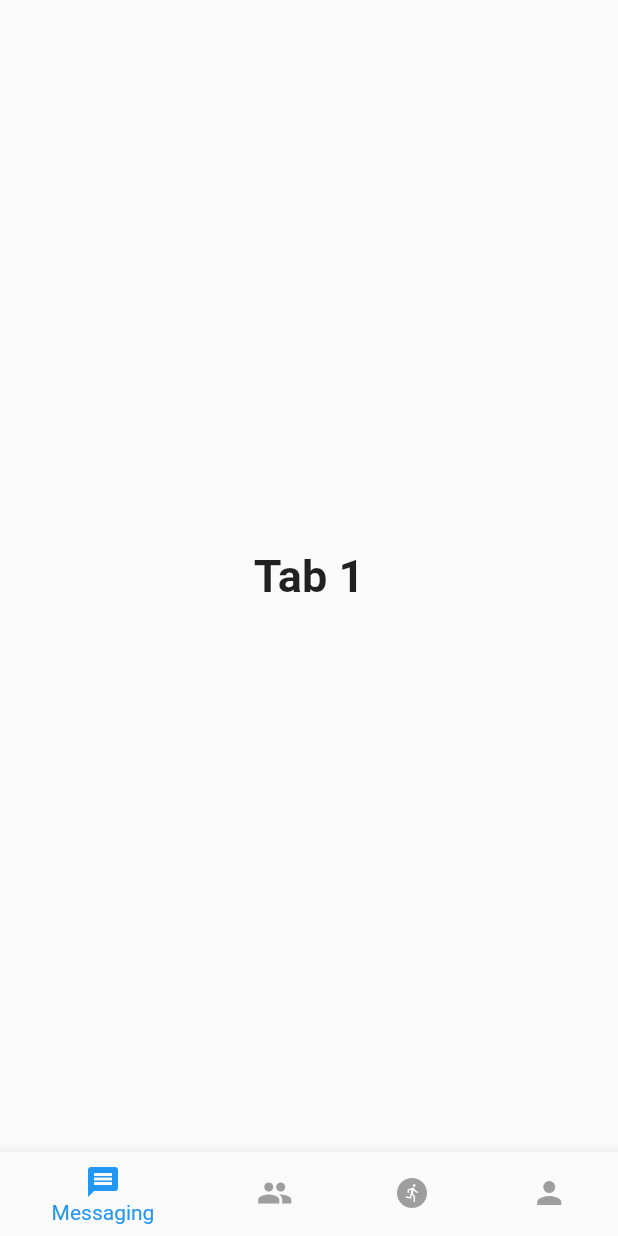
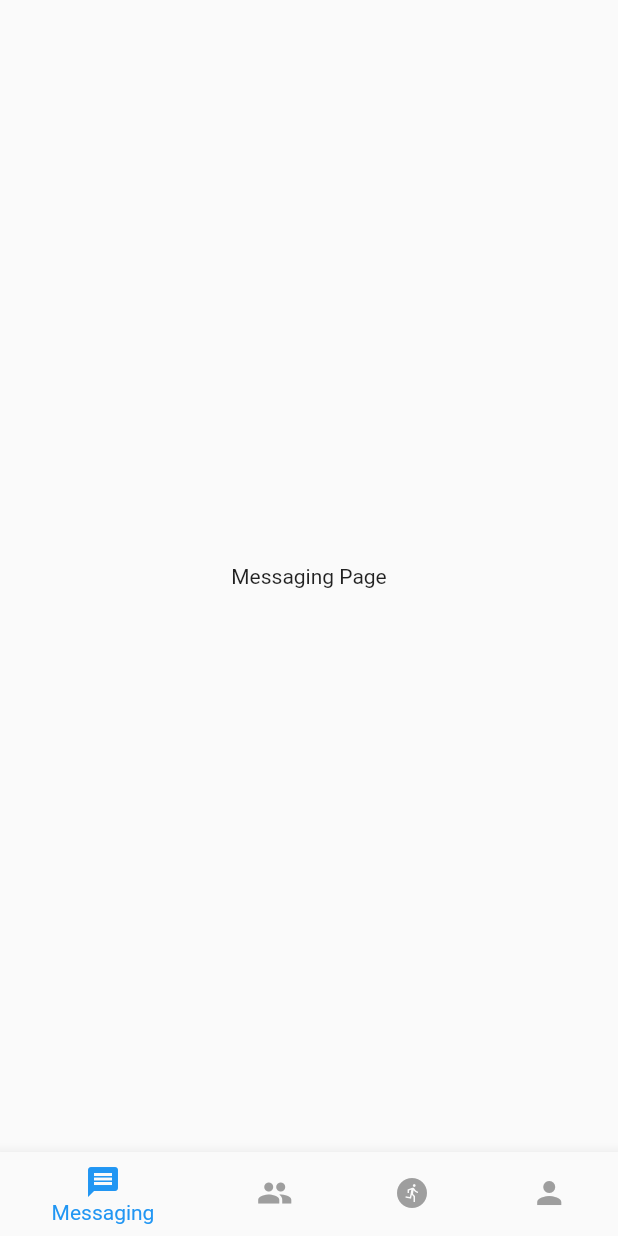
Before and after one commit to mgovilla/Goatbook, a Flutter app: the screen it shows after launch, on a phone screen of 412 x 824 dp. Run offline on Flutter 3.47's test engine with Material 2 defaults, Android fonts, the phone set to English and light mode, and no system bars.

Commit message:
add basic pages

```diff
--- a/goat_book/lib/main.dart
+++ b/goat_book/lib/main.dart
@@ -1,4 +1,8 @@
 import 'package:flutter/material.dart';
+import './views/account.dart';
+import './views/groups.dart';
+import './views/queue.dart';
+import './views/messaging.dart';
 
 void main() => runApp(MyApp());
 
@@ -37,22 +41,10 @@ class _NavigationWrapperState extends State<NavigationWrapper> {
   static const TextStyle optionsStyle =
     TextStyle(fontSize: 30, fontWeight: FontWeight.bold);
   static const List<Widget> _bottomNavOptions = <Widget>[ // Add each page here!!!!
-    Text(
-      'Tab 1',
-      style: optionsStyle,
-    ),
-    Text(
-      'Tab 2',
-      style: optionsStyle,
-    ),
-    Text(
-      'Tab 3',
-      style: optionsStyle,
-    ),
-    Text(
-      'Tab 4',
-      style: optionsStyle,
-    )
+    MessagingView(),
+    GroupsView(),
+    QueueView(),
+    AccountView()
   ];
 
   void _onItemTapped(int index) {
--- a/goat_book/views/account.dart
+++ b/goat_book/lib/views/account.dart
@@ -1,6 +1,7 @@
 import 'package:flutter/cupertino.dart';
 
 class AccountView extends StatefulWidget {
+  const AccountView();
 
   @override
   _AccountViewState createState() => _AccountViewState();
@@ -12,7 +13,7 @@ class _AccountViewState extends State<AccountView> {
   Widget build(BuildContext ctx) {
     return(
       Text(
-        "Messaging Page"
+        "Account Page"
       )
     );
   }
--- /dev/null
+++ b/goat_book/lib/views/messaging.dart
@@ -0,0 +1,20 @@
+import 'package:flutter/cupertino.dart';
+
+class MessagingView extends StatefulWidget {
+  const MessagingView();
+
+  @override
+  _MessagingViewState createState() => _MessagingViewState();
+}
+
+class _MessagingViewState extends State<MessagingView> {
+
+  @override
+  Widget build(BuildContext ctx) {
+    return(
+      Text(
+        "Messaging Page"
+      )
+    );
+  }
+}
```
Also changed, not shown: goat_book/lib/views/groups.dart (added, +20 -0 lines), goat_book/lib/views/queue.dart (added, +20 -0 lines).
